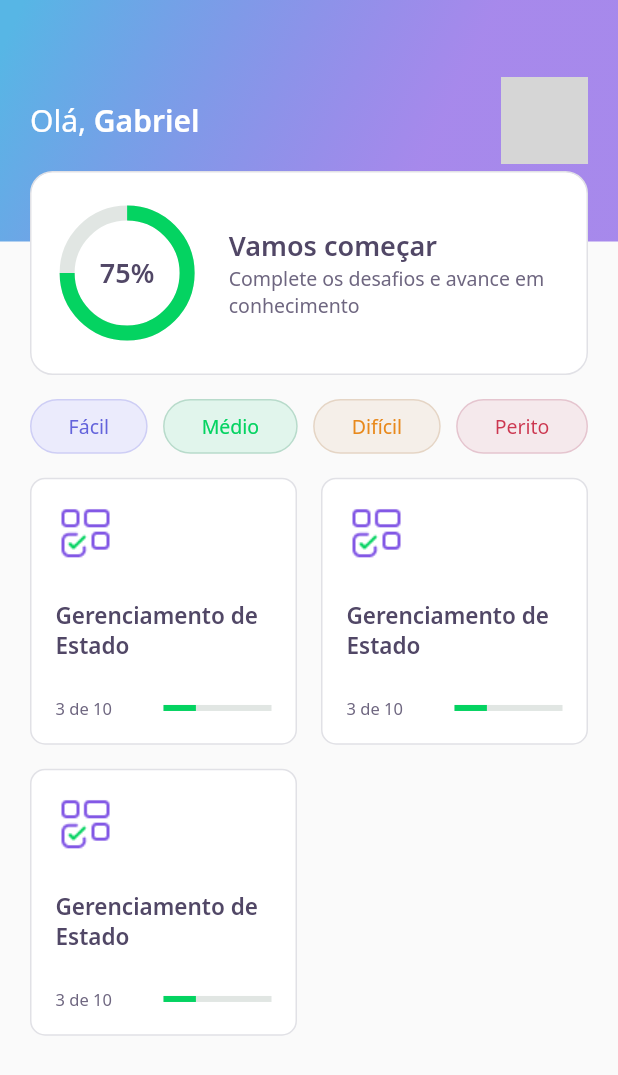
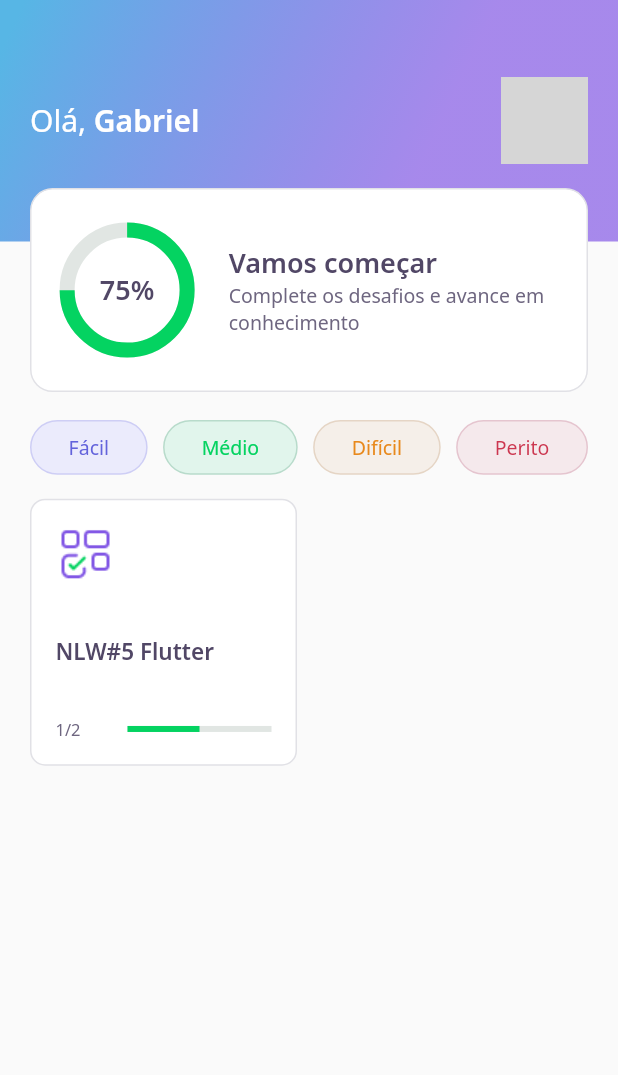
Before and after one commit to gabriel11447/dev_quiz, a Flutter app: the HomePage screen opened directly, on a phone screen of 412 x 824 dp. Shown: the top 1075 px of the screen. Run offline on Flutter 3.47's test engine with Material 2 defaults, Android fonts, the phone set to English and light mode, and no system bars; our stand-ins replace google_fonts; accounts and stored records are empty; network calls fail; grey boxes are pictures that could not be loaded.

Commit message:
Add mock API via JSON

```diff
--- /dev/null
+++ b/assets/database/quizzes.json
@@ -0,0 +1,28 @@
+[
+  {
+    "title": "NLW#5 Flutter",
+    "image": "blocks",
+    "questionAnswered": 1,
+    "level": "facil",
+    "questions": [
+      {
+        "title": "Está curtindo o Flutter?",
+          "answers": [
+            { "title": "Estou curtindo" },
+            { "title": "Amando Flutter" },
+            { "title": "Show de bola", "isRight": true },
+            { "title": "Muito top!" }
+          ]
+      },
+      {
+        "title": "Está curtindo o Flutter?",
+          "answers": [
+            { "title": "Estou curtindo" },
+            { "title": "Amando Flutter" },
+            { "title": "Show de bola", "isRight": true },
+            { "title": "Muito top!" }
+          ]
+      }
+    ]
+  }
+]
--- /dev/null
+++ b/assets/database/user.json
@@ -0,0 +1,5 @@
+{
+  "name": "Gabriel",
+  "score": 75,
+  "photoUrl": "https://scontent.fcpq2-1.fna.fbcdn.net/v/t1.6435-9/174335526_5271268376277551_465455251165677190_n.jpg?_nc_cat=105&ccb=1-3&_nc_sid=09cbfe&_nc_eui2=AeFp5WccPX8ElAP0KGQ6sz-tmt-QXtPnufea35Be0-e59x0LzIO3IyLMtEJQTdyZ6b5d4NEH1g_XwWH5Yk-Mj8X8&_nc_ohc=TcmaRlkPkDEAX8TFGUm&_nc_ht=scontent.fcpq2-1.fna&oh=512af7c6d18936f2fb0b6848ff0551e7&oe=60A4D1FD"
+}
--- a/lib/challenge/challenge_page.dart
+++ b/lib/challenge/challenge_page.dart
@@ -16,7 +16,7 @@ class _ChallengePageState extends State<ChallengePage> {
         child: SafeArea(child: QuestionIndicatorWidget()),
       ),
       body: Padding(
-        padding: const EdgeInsets.symmetric(horizontal: 20),
+        padding: const EdgeInsets.only(left: 20, right: 20, top: 26),
         child: QuizWidget(
           title: "O que o Flutter faz em sua totalidade?",
         ),
--- a/lib/core/app_widget.dart
+++ b/lib/core/app_widget.dart
@@ -8,7 +8,7 @@ class AppWidget extends StatelessWidget {
   Widget build(BuildContext context) {
     return MaterialApp(
       title: "DevQuiz",
-      home: ChallengePage(),
+      home: HomePage(),
     );
   }
 }
--- /dev/null
+++ b/lib/home/home_controller.dart
@@ -0,0 +1,28 @@
+import 'package:dev_quiz/home/home_repository.dart';
+import 'package:dev_quiz/home/home_state.dart';
+import 'package:dev_quiz/shared/models/quiz_model.dart';
+import 'package:dev_quiz/shared/models/user_model.dart';
+import 'package:flutter/foundation.dart';
+
+class HomeController {
+  final stateNotifier = ValueNotifier<HomeState>(HomeState.empty);
+  set state(HomeState state) => stateNotifier.value = state;
+  HomeState get state => stateNotifier.value;
+
+  UserModel? user;
+  List<QuizModel>? quizzes;
+
+  final repository = HomeRepository();
+
+  void getUser() async {
+    state = HomeState.loading;
+    user = await repository.getUser();
+    state = HomeState.success;
+  }
+
+  void getQuizzes() async {
+    state = HomeState.loading;
+    quizzes = await repository.getQuizzes();
+    state = HomeState.success;
+  }
+}
--- a/lib/home/home_page.dart
+++ b/lib/home/home_page.dart
@@ -1,7 +1,13 @@
+import 'package:dev_quiz/challenge/widgets/quiz/quiz_widget.dart';
+import 'package:dev_quiz/core/core.dart';
+import 'package:dev_quiz/home/home_state.dart';
+
 import '../home/widgets/quiz_card/quiz_card_widget.dart';
 import '../home/widgets/level_button/level_button_widget.dart';
 import '../home/widgets/appbar/app_bar_widget.dart';
 import 'package:flutter/material.dart';
+
+import 'home_controller.dart';
 
 class HomePage extends StatefulWidget {
   @override
@@ -9,12 +15,25 @@ class HomePage extends StatefulWidget {
 }
 
 class _HomePageState extends State<HomePage> {
+  final controller = HomeController();
+
+  @override
+  void initState() {
+    super.initState();
+    controller.getUser();
+    controller.getQuizzes();
+    controller.stateNotifier.addListener(() {
+      setState(() {});
+    });
+  }
+
   @override
   Widget build(BuildContext context) {
+    if (controller.state == HomeState.success) {
       return Scaffold(
-        appBar: AppBarWidget(),
+          appBar: AppBarWidget(user: controller.user!),
           body: Padding(
-          padding: const EdgeInsets.symmetric(horizontal: 20),
+            padding: const EdgeInsets.only(left: 20, right: 20, top: 14),
             child: Column(
               children: [
                 Row(
@@ -39,15 +58,24 @@ class _HomePageState extends State<HomePage> {
                       crossAxisSpacing: 16,
                       mainAxisSpacing: 16,
                       crossAxisCount: 2,
-                  children: [
-                    QuizCardWidget(),
-                    QuizCardWidget(),
-                    QuizCardWidget()
-                  ],
-                ),
+                      children: controller.quizzes!
+                          .map((e) => QuizCardWidget(
+                              title: e.title,
+                              percent: e.questionAnswered / e.questions.length,
+                              completed:
+                                  "${e.questionAnswered}/${e.questions.length}"))
+                          .toList()),
                 )
               ],
             ),
           ));
+    } else {
+      return Scaffold(
+        body: Center(
+            child: CircularProgressIndicator(
+          valueColor: AlwaysStoppedAnimation<Color>(AppColors.darkGreen),
+        )),
+      );
     }
   }
+}
--- /dev/null
+++ b/lib/home/home_state.dart
@@ -0,0 +1 @@
+enum HomeState { success, loading, error, empty }
--- a/lib/home/widgets/appbar/app_bar_widget.dart
+++ b/lib/home/widgets/appbar/app_bar_widget.dart
@@ -1,9 +1,11 @@
 import 'package:dev_quiz/core/core.dart';
+import 'package:dev_quiz/shared/models/user_model.dart';
 import '../../../home/widgets/score_card/score_card_widget.dart';
 import 'package:flutter/material.dart';
 
 class AppBarWidget extends PreferredSize {
-  AppBarWidget()
+  final UserModel user;
+  AppBarWidget({required this.user})
       : super(
             preferredSize: Size.fromHeight(250),
             child: Container(
@@ -23,7 +25,7 @@ class AppBarWidget extends PreferredSize {
                               style: AppTextStyles.title,
                               children: [
                                 TextSpan(
-                                    text: "Gabriel",
+                                    text: user.name,
                                     style: AppTextStyles.titleBold),
                               ])),
                           Container(
@@ -32,14 +34,14 @@ class AppBarWidget extends PreferredSize {
                             decoration: BoxDecoration(
                                 borderRadius: BorderRadius.circular(10),
                                 image: DecorationImage(
-                                    image: NetworkImage(
-                                        "https://scontent.fcpq2-1.fna.fbcdn.net/v/t1.6435-9/174335526_5271268376277551_465455251165677190_n.jpg?_nc_cat=105&ccb=1-3&_nc_sid=09cbfe&_nc_eui2=AeFp5WccPX8ElAP0KGQ6sz-tmt-QXtPnufea35Be0-e59x0LzIO3IyLMtEJQTdyZ6b5d4NEH1g_XwWH5Yk-Mj8X8&_nc_ohc=TcmaRlkPkDEAX8TFGUm&_nc_ht=scontent.fcpq2-1.fna&oh=512af7c6d18936f2fb0b6848ff0551e7&oe=60A4D1FD"))),
+                                  image: NetworkImage(user.photoUrl),
+                                )),
                           )
                         ],
                       ),
                     ),
                     Align(
-                        alignment: Alignment(0.0, 1.0),
+                        alignment: Alignment(0.0, 1.2),
                         child: ScoreCardWidget())
                   ],
                 )));
--- a/lib/home/widgets/quiz_card/quiz_card_widget.dart
+++ b/lib/home/widgets/quiz_card/quiz_card_widget.dart
@@ -3,6 +3,17 @@ import 'package:dev_quiz/shared/widgets/progress_indicator/progress_indicator_wi
 import 'package:flutter/material.dart';
 
 class QuizCardWidget extends StatelessWidget {
+  final String title;
+  final String completed;
+  final double percent;
+
+  const QuizCardWidget(
+      {Key? key,
+      required this.title,
+      required this.completed,
+      required this.percent})
+      : super(key: key);
+
   @override
   Widget build(BuildContext context) {
     return Container(
@@ -20,13 +31,14 @@ class QuizCardWidget extends StatelessWidget {
               width: 40,
               child: Image.asset(AppImages.blocks),
             ),
-            Text("Gerenciamento de Estado", style: AppTextStyles.heading15),
+            Text(title, style: AppTextStyles.heading15),
             Row(
               children: [
                 Expanded(
                     flex: 1,
-                    child: Text("3 de 10", style: AppTextStyles.body11)),
-                Expanded(flex: 1, child: ProgressIndicatorWidget(value: 0.3))
+                    child: Text(completed, style: AppTextStyles.body11)),
+                Expanded(
+                    flex: 2, child: ProgressIndicatorWidget(value: percent))
               ],
             )
           ],
--- /dev/null
+++ b/lib/shared/models/quiz_model.dart
@@ -0,0 +1,81 @@
+import 'dart:convert';
+
+import 'package:dev_quiz/shared/models/question_model.dart';
+
+enum Level { facil, medio, dificil, perito }
+
+extension LevelStringExt on String {
+  Level get parse => {
+        "facil": Level.facil,
+        "medio": Level.medio,
+        "dificil": Level.dificil,
+        "perito": Level.perito
+      }[this]!;
+}
+
+extension LevelExt on Level {
+  String get parse => {
+        Level.facil: "facil",
+        Level.medio: "medio",
+        Level.dificil: "dificil",
+        Level.perito: "perito"
+      }[this]!;
+}
+
+class QuizModel {
+  final String title;
+  final List<QuestionModel> questions;
+  final int questionAnswered;
+  final String image;
+  final Level level;
+
+  QuizModel({
+    required this.title,
+    required this.questions,
+    this.questionAnswered = 0,
+    required this.image,
+    required this.level,
+  });
+
+  QuizModel copyWith({
+    String? title,
+    List<QuestionModel>? questions,
+    int? questionAnswered,
+    String? image,
+    Level? level,
+  }) {
+    return QuizModel(
+      title: title ?? this.title,
+      questions: questions ?? this.questions,
+      questionAnswered: questionAnswered ?? this.questionAnswered,
+      image: image ?? this.image,
+      level: level ?? this.level,
+    );
+  }
+
+  Map<String, dynamic> toMap() {
+    return {
+      'title': title,
+      'questions': questions.map((x) => x.toMap()).toList(),
+      'questionAnswered': questionAnswered,
+      'image': image,
+      'level': level.parse,
+    };
+  }
+
+  factory QuizModel.fromMap(Map<String, dynamic> map) {
+    return QuizModel(
+      title: map['title'],
+      questions: List<QuestionModel>.from(
+          map['questions'].map((x) => QuestionModel.fromMap(x))),
+      questionAnswered: map['questionAnswered'],
+      image: map['image'],
+      level: map['level'].toString().parse,
+    );
+  }
+
+  String toJson() => json.encode(toMap());
+
+  factory QuizModel.fromJson(String source) =>
+      QuizModel.fromMap(json.decode(source));
+}
--- /dev/null
+++ b/lib/shared/models/user_model.dart
@@ -0,0 +1,34 @@
+import 'dart:convert';
+
+class UserModel {
+  final String name;
+  final String photoUrl;
+  final int score;
+
+  UserModel({
+    required this.name,
+    required this.photoUrl,
+    this.score = 0,
+  });
+
+  Map<String, dynamic> toMap() {
+    return {
+      'name': name,
+      'photoUrl': photoUrl,
+      'score': score,
+    };
+  }
+
+  factory UserModel.fromMap(Map<String, dynamic> map) {
+    return UserModel(
+      name: map['name'],
+      photoUrl: map['photoUrl'],
+      score: map['score'],
+    );
+  }
+
+  String toJson() => json.encode(toMap());
+
+  factory UserModel.fromJson(String source) =>
+      UserModel.fromMap(json.decode(source));
+}
--- a/pubspec.yaml
+++ b/pubspec.yaml
@@ -18,5 +18,6 @@ dev_dependencies:
 flutter:
   assets:
     - assets/images/
+    - assets/database/
 
   uses-material-design: true
```
Also changed, not shown: lib/home/home_repository.dart (added, +21 -0 lines), lib/shared/models/answer_model.dart (added, +40 -0 lines), lib/shared/models/question_model.dart (added, +45 -0 lines). Lines whose indentation alone changed are shown as unchanged.
